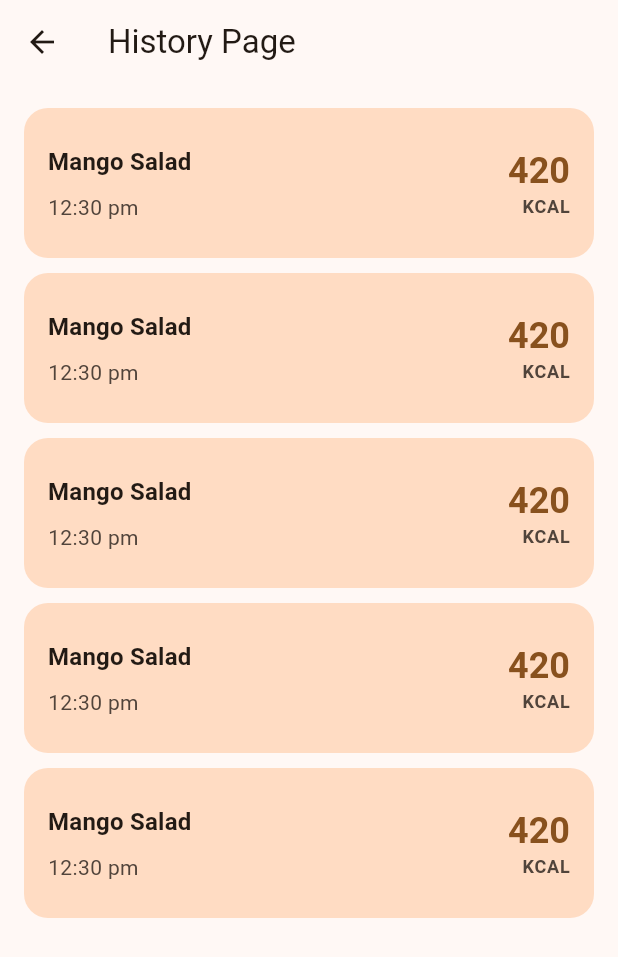
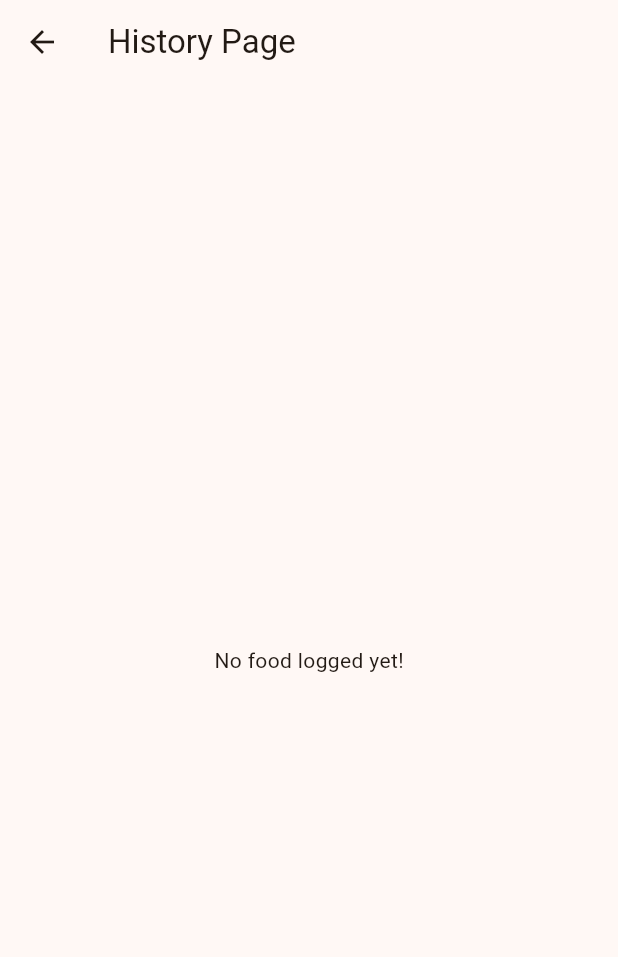
Before and after one commit to WilsonXY/kitahack_2026, a Flutter app: the screen it shows once a user with an empty profile is signed in, after a tap on "See All", on a phone screen of 412 x 824 dp. Shown: the top 957 px of the screen. Run offline on Flutter 3.47's test engine with Material 3 defaults, Android fonts, the phone set to English and light mode, and no system bars; our stand-ins replace camera, cloud_firestore, firebase_auth, firebase_core, flutter_dotenv, flutter_riverpod and 3 more; missing offline and left inert: firebase_ui_auth; accounts and stored records are empty.

Commit message:
feat: update UI to show history items and its detail page

```diff
--- a/lib/features/dashboard/presentation/main_page.dart
+++ b/lib/features/dashboard/presentation/main_page.dart
@@ -1,17 +1,20 @@
 import 'dart:math';
 import 'package:flutter/material.dart';
+import 'package:flutter_riverpod/flutter_riverpod.dart';
 import 'package:kitahack_2026/core/theme/mango_theme.dart';
 import 'package:kitahack_2026/features/dashboard/presentation/calorie_tips.dart';
 import 'package:kitahack_2026/features/history/presentation/widgets/history_summary_item.dart';
+import 'package:kitahack_2026/features/nutrition/data/food_provider.dart';
 
-class MainPage extends StatefulWidget {
+class MainPage extends ConsumerStatefulWidget {
   const MainPage({super.key});
 
   @override
-  State<MainPage> createState() => _MainPageState();
+  ConsumerState<MainPage> createState() => _MainPageState();
 }
 
-class _MainPageState extends State<MainPage> with SingleTickerProviderStateMixin {
+class _MainPageState extends ConsumerState<MainPage>
+    with SingleTickerProviderStateMixin {
   String _currentTip = "";
   late AnimationController _buttonController;
   late Animation<double> _buttonScale;
@@ -45,9 +48,7 @@ class _MainPageState extends State<MainPage> with SingleTickerProviderStateMixin
   Widget build(BuildContext context) {
     return Scaffold(
       drawerEdgeDragWidth: MediaQuery.of(context).size.width * 0.3,
-      appBar: AppBar(
-        title: const Text('SnapMango!'),
-      ),
+      appBar: AppBar(title: const Text('SnapMango!')),
       body: SingleChildScrollView(
         child: Padding(
           padding: const EdgeInsets.all(20.0),
@@ -63,9 +64,13 @@ class _MainPageState extends State<MainPage> with SingleTickerProviderStateMixin
                     child: Material(
                       color: kMangoPrimary,
                       elevation: 7,
-                      shape: const CircleBorder(side: BorderSide(color: kMangoAccent, width: 4)),
+                      shape: const CircleBorder(
+                        side: BorderSide(color: kMangoAccent, width: 4),
+                      ),
                       child: InkWell(
-                        customBorder: RoundedRectangleBorder(borderRadius: BorderRadius.circular(100)),
+                        customBorder: RoundedRectangleBorder(
+                          borderRadius: BorderRadius.circular(100),
+                        ),
                         onTap: () {
                           _buttonController.forward().then((_) {
                             _buttonController.reverse().then((_) {
@@ -105,20 +110,43 @@ class _MainPageState extends State<MainPage> with SingleTickerProviderStateMixin
                   ),
                   TextButton(
                     onPressed: () => Navigator.pushNamed(context, '/history'),
-                    child: const Text('See All', style: TextStyle(color: kMangoPrimary)),
+                    child: const Text(
+                      'See All',
+                      style: TextStyle(color: kMangoPrimary),
+                    ),
                   ),
                 ],
               ),
-              ListView.builder(
+              ref
+                  .watch(foodHistoryProvider)
+                  .when(
+                    data: (foods) {
+                      if (foods.isEmpty) {
+                        return const Padding(
+                          padding: EdgeInsets.symmetric(vertical: 20),
+                          child: Text("No food logged yet!"),
+                        );
+                      }
+                      final recentFoods = foods.take(3).toList();
+                      return ListView.builder(
                         shrinkWrap: true,
                         physics: const NeverScrollableScrollPhysics(),
-                itemCount: 3,
+                        itemCount: recentFoods.length,
                         itemBuilder: (context, index) {
-                  return const HistorySummaryItem();
+                          return HistorySummaryItem(foodModel: recentFoods[index]);
                         },
+                      );
+                    },
+                    error: (error, stack) =>
+                        Center(child: Text("Error loading foods ($error)")),
+                    loading: () =>
+                        const Center(child: CircularProgressIndicator()),
                   ),
               const SizedBox(height: 30),
-              const Text('Daily Calorie Tips', style: TextStyle(fontSize: 22, fontWeight: FontWeight.bold)),
+              const Text(
+                'Daily Calorie Tips',
+                style: TextStyle(fontSize: 22, fontWeight: FontWeight.bold),
+              ),
               const SizedBox(height: 15),
               GestureDetector(
                 onTap: _refreshTip,
@@ -132,20 +160,28 @@ class _MainPageState extends State<MainPage> with SingleTickerProviderStateMixin
                   ),
                   child: Row(
                     children: [
-                      const Icon(Icons.lightbulb, color: kMangoPrimary, size: 30),
+                      const Icon(
+                        Icons.lightbulb,
+                        color: kMangoPrimary,
+                        size: 30,
+                      ),
                       const SizedBox(width: 15),
                       Expanded(
                         child: ClipRect(
                           child: AnimatedSwitcher(
                             duration: const Duration(milliseconds: 300),
-                            transitionBuilder: (Widget child, Animation<double> animation) {
+                            transitionBuilder:
+                                (Widget child, Animation<double> animation) {
                                   final inAnimation = Tween<Offset>(
-                                      begin: const Offset(1.0, 0.0), end: Offset.zero)
-                                  .animate(animation);
+                                    begin: const Offset(1.0, 0.0),
+                                    end: Offset.zero,
+                                  ).animate(animation);
                                   final outAnimation = Tween<Offset>(
-                                      begin: const Offset(-1.0, 0.0), end: Offset.zero)
-                                  .animate(animation);
-                              if (child.key == ValueKey<String>(_currentTip)) {
+                                    begin: const Offset(-1.0, 0.0),
+                                    end: Offset.zero,
+                                  ).animate(animation);
+                                  if (child.key ==
+                                      ValueKey<String>(_currentTip)) {
                                     return SlideTransition(
                                       position: inAnimation,
                                       child: child,
@@ -160,7 +196,10 @@ class _MainPageState extends State<MainPage> with SingleTickerProviderStateMixin
                             child: Text(
                               _currentTip,
                               key: ValueKey<String>(_currentTip),
-                              style: const TextStyle(color: kTextBrown, fontSize: 16),
+                              style: const TextStyle(
+                                color: kTextBrown,
+                                fontSize: 16,
+                              ),
                             ),
                           ),
                         ),
@@ -171,7 +210,10 @@ class _MainPageState extends State<MainPage> with SingleTickerProviderStateMixin
               ),
               const SizedBox(height: 30),
               // TODO: not sure if we want to implement this
-              const Text('Your Weekly Summary', style: TextStyle(fontSize: 22, fontWeight: FontWeight.bold)),
+              const Text(
+                'Your Weekly Summary',
+                style: TextStyle(fontSize: 22, fontWeight: FontWeight.bold),
+              ),
               const SizedBox(height: 15),
               Container(
                 height: 150,
--- a/lib/features/history/presentation/screens/history_page.dart
+++ b/lib/features/history/presentation/screens/history_page.dart
@@ -1,29 +1,41 @@
 import 'package:flutter/material.dart';
-import 'package:kitahack_2026/core/theme/mango_theme.dart';
+import 'package:flutter_riverpod/flutter_riverpod.dart';
 import 'package:kitahack_2026/core/theme/sizes.dart';
 import 'package:kitahack_2026/features/history/presentation/widgets/history_summary_item.dart';
+import 'package:kitahack_2026/features/nutrition/data/food_provider.dart';
 
-class HistoryPage extends StatelessWidget {
+class HistoryPage extends ConsumerWidget {
   const HistoryPage({super.key});
 
   @override
-  Widget build(BuildContext context) {
+  Widget build(BuildContext context, WidgetRef ref) {
     return Scaffold(
       appBar: AppBar(title: const Text('History Page')),
-      body: SingleChildScrollView(
-        child: Padding(
-          padding: const EdgeInsets.all(kDefaultPadding),
-          child: Column(
-            children: [
-              HistorySummaryItem(),
-              HistorySummaryItem(),
-              HistorySummaryItem(),
-              HistorySummaryItem(),
-              HistorySummaryItem(),
-            ],
-          ),
-        ),
-      )
+      body: Padding(
+        padding: const EdgeInsets.all(kDefaultPadding),
+        child: ref
+            .watch(foodHistoryProvider)
+            .when(
+              data: (foods) {
+                if (foods.isEmpty) {
+                  return const Center(child: Text("No food logged yet!"));
+                }
+                return RefreshIndicator(
+                  child: ListView.builder(
+                    itemCount: foods.length,
+                    itemBuilder: (context, index) {
+                      final food = foods[index];
+                      return HistorySummaryItem(foodModel: food);
+                    },
+                  ),
+                  onRefresh: () async => ref.refresh(foodHistoryProvider),
+                );
+              },
+              error: (error, stack) =>
+                  Center(child: Text("Error loading foods ($error)")),
+              loading: () => const Center(child: CircularProgressIndicator()),
+            ),
+      ),
     );
   }
 }
--- a/lib/features/history/presentation/widgets/history_summary_item.dart
+++ b/lib/features/history/presentation/widgets/history_summary_item.dart
@@ -1,12 +1,20 @@
+import 'package:intl/intl.dart';
 import 'package:flutter/material.dart';
 import 'package:kitahack_2026/core/theme/sizes.dart';
+import 'package:kitahack_2026/features/history/presentation/screens/history_detail_page.dart';
+import 'package:kitahack_2026/features/nutrition/models/food_model.dart';
 
 class HistorySummaryItem extends StatelessWidget {
-  const HistorySummaryItem({super.key});
+  const HistorySummaryItem({super.key, required this.foodModel});
+
+  final FoodModel foodModel;
+
   @override
   Widget build(BuildContext context) {
     final colorScheme = Theme.of(context).colorScheme;
     final textTheme = Theme.of(context).textTheme;
+
+    final formatDate = DateFormat('HH:mm').format(foodModel.createdAt);
 
     return Container(
       margin: const EdgeInsets.only(bottom: 10),
@@ -23,7 +31,13 @@ class HistorySummaryItem extends StatelessWidget {
             onTap: () {
               Future.delayed(const Duration(milliseconds: 80), () {
                 if (!context.mounted) return;
-                Navigator.pushNamed(context, '/result');
+                Navigator.push(
+                  context,
+                  MaterialPageRoute(
+                    builder: (context) => HistoryDetailPage(foodModel: foodModel),
+                  ),
+                );
+                // Navigator.pushNamed(context, '/result');
               });
             },
             child: Padding(
@@ -37,7 +51,7 @@ class HistorySummaryItem extends StatelessWidget {
                       mainAxisAlignment: MainAxisAlignment.center,
                       children: [
                         Text(
-                          'Mango Salad',
+                          foodModel.nutritionResult.foodName,
                           style: textTheme.titleMedium?.copyWith(
                             fontWeight: FontWeight.bold,
                             color: colorScheme.onSurface,
@@ -47,7 +61,7 @@ class HistorySummaryItem extends StatelessWidget {
                         ),
                         kGap8,
                         Text(
-                          '12:30 pm',
+                          formatDate,
                           style: textTheme.bodyMedium?.copyWith(
                             color: colorScheme.onSurfaceVariant,
                           ),
@@ -60,14 +74,14 @@ class HistorySummaryItem extends StatelessWidget {
                     crossAxisAlignment: CrossAxisAlignment.end,
                     children: [
                       Text(
-                        "420",
+                        foodModel.nutritionResult.nutrition.calories.toString(),
                         style: textTheme.headlineSmall?.copyWith(
                           fontWeight: FontWeight.bold,
                           color: colorScheme.primary,
                         ),
                       ),
                       Text(
-                        "KCAL",
+                        "kcal",
                         style: textTheme.labelMedium?.copyWith(
                           fontWeight: FontWeight.bold,
                           color: colorScheme.onSurfaceVariant,
```
Also changed, not shown: lib/features/history/presentation/screens/history_detail_page.dart (added, +205 -0 lines). Lines whose indentation alone changed are shown as unchanged.
